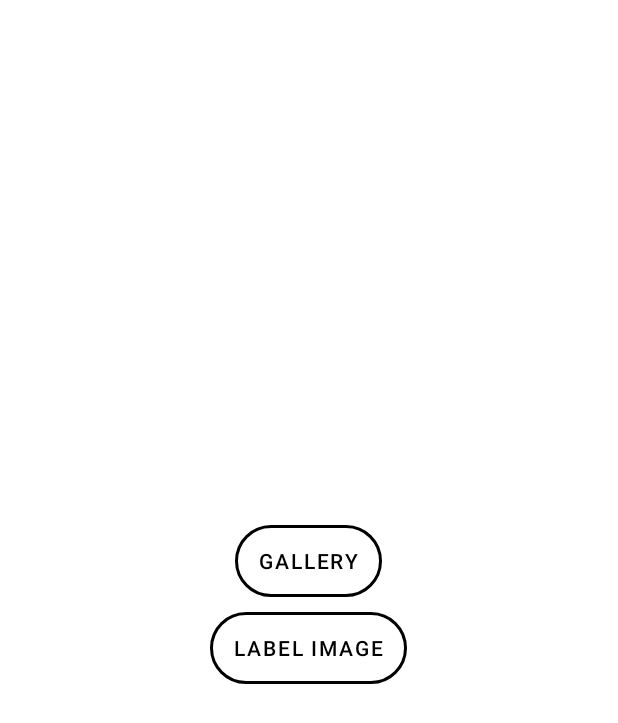
After one commit to ymp9486/hansincat, an Android app: the MainActivity2 screen opened directly, with no data from a screen before it, on a phone screen of 412 x 824 dp. The commit adds this screen. Shown: the top 723 px of the screen. Run offline under Robolectric (Android 15) with nearby library versions, the phone set to English and light mode, and no system bars; libraries missing offline, so code that uses them is left out: com.google.mlkit.common, com.google.mlkit.vision.

Commit message:
イメージ分析機能を追加

```diff
--- a/app/build.gradle
+++ b/app/build.gradle
@@ -6,6 +6,9 @@ plugins {
 
 android {
     compileSdk 32
+    aaptOptions{
+        noCompress "tflite"
+    }
 
     viewBinding {
         enabled = true
@@ -61,5 +64,7 @@ dependencies {
     implementation 'com.google.firebase:firebase-auth-ktx'
     implementation 'com.google.android.gms:play-services-auth:20.2.0'
     implementation 'de.hdodenhof:circleimageview:3.1.0'
+    implementation 'com.google.mlkit:image-labeling:17.0.3'
+    implementation 'com.google.mlkit:image-labeling-custom:16.3.1'
     implementation platform('com.google.firebase:firebase-bom:30.3.1')
 }
--- a/app/src/main/AndroidManifest.xml
+++ b/app/src/main/AndroidManifest.xml
@@ -18,6 +18,9 @@
         android:supportsRtl="true"
         android:theme="@style/Theme.Hansimcat"
         tools:targetApi="31">
+        <activity
+            android:name=".MainActivity2"
+            android:exported="false" />
         <activity
             android:name=".BoardEditActivity"
             android:exported="false" />
--- a/app/src/main/java/com/example/hansimcat/BoardEditActivity.kt
+++ b/app/src/main/java/com/example/hansimcat/BoardEditActivity.kt
@@ -1,5 +1,6 @@
 package com.example.hansimcat
 
+import android.content.Intent
 import androidx.appcompat.app.AppCompatActivity
 import android.os.Bundle
 import android.util.Log
--- a/app/src/main/java/com/example/hansimcat/BoardinsideActivity.kt
+++ b/app/src/main/java/com/example/hansimcat/BoardinsideActivity.kt
@@ -16,6 +16,7 @@ import com.google.android.gms.tasks.OnCompleteListener
 import com.google.firebase.auth.FirebaseAuth
 import com.google.firebase.database.DataSnapshot
 import com.google.firebase.database.DatabaseError
+import com.google.firebase.database.DatabaseReference
 import com.google.firebase.database.ValueEventListener
 import com.google.firebase.ktx.Firebase
 import com.google.firebase.storage.ktx.storage
--- a/app/src/main/java/com/example/hansimcat/FeedAdapter.kt
+++ b/app/src/main/java/com/example/hansimcat/FeedAdapter.kt
@@ -15,7 +15,7 @@ import com.google.firebase.ktx.Firebase
 import java.lang.StringBuilder
 
 class FeedAdapter(private val context: MainActivity, private val  dataList: ArrayList<Feed>) :
-RecyclerView.Adapter<FeedAdapter.ViewHolder>(){
+    RecyclerView.Adapter<FeedAdapter.ViewHolder>(){
 
     class ViewHolder(private val binding: ItemHomeFeedBinding) :
             RecyclerView.ViewHolder(binding.root) {
@@ -73,7 +73,6 @@ RecyclerView.Adapter<FeedAdapter.ViewHolder>(){
                             item.likeCount = item.likeCount +1
                         }
                     }
-
                     //댓글
                     binding.feedBtnComment.setOnClickListener {
                         Intent(context, CommentActivity::class.java).apply {
--- /dev/null
+++ b/app/src/main/java/com/example/hansimcat/MainActivity2.kt
@@ -0,0 +1,86 @@
+package com.example.hansimcat
+
+import android.content.Intent
+import android.graphics.BitmapFactory
+import androidx.appcompat.app.AppCompatActivity
+import android.os.Bundle
+import android.widget.Button
+import android.widget.ImageView
+import android.widget.TextView
+import com.google.mlkit.common.model.LocalModel
+import com.google.mlkit.vision.common.InputImage
+import com.google.mlkit.vision.label.ImageLabeling
+import com.google.mlkit.vision.label.custom.CustomImageLabelerOptions
+import java.io.InputStream
+
+class MainActivity2 : AppCompatActivity() {
+
+    private val FROM_ALBUM = 1
+
+    private val localModel = LocalModel.Builder()
+        .setAssetFilePath("model.tflite")
+        .build()
+
+    private val options = CustomImageLabelerOptions.Builder(localModel)
+        .setConfidenceThreshold(0.7f)
+        .setMaxResultCount(5)
+        .build()
+
+    override fun onCreate(savedInstanceState: Bundle?) {
+        super.onCreate(savedInstanceState)
+        setContentView(R.layout.activity_main2)
+//        startActivityForResult(intent, FROM_ALBUM)
+        btn2()
+    }
+
+    private fun btn2() {
+        val btn2: Button = findViewById(R.id.btnGallery)
+        btn2.setOnClickListener {
+            val intent = Intent()
+            intent.type = "image/*" // 이미지만
+            intent.action = Intent.ACTION_PICK
+            startActivityForResult(intent, FROM_ALBUM)
+        }
+    }
+
+    override fun onActivityResult(requestCode: Int, resultCode: Int, data: Intent?) {
+        super.onActivityResult(requestCode, resultCode, data)
+        val img: ImageView = findViewById(R.id.imageToLabel)
+        if (requestCode == FROM_ALBUM) {
+//        try {
+//            val batchNum = 0
+            val buf: InputStream? = data?.getData()?.let { contentResolver.openInputStream(it) }
+            val bitmap = BitmapFactory.decodeStream(buf)
+            buf?.close()
+            bitmap.apply {
+                img.setImageBitmap(this)
+            }
+            img.setImageBitmap(bitmap);
+
+            val txtOutput: TextView = findViewById(R.id.txtOutput)
+            val btn: Button = findViewById(R.id.btnTest)
+            btn.setOnClickListener {
+//            val labeler = ImageLabeling.getClient(ImageLabelerOptions.DEFAULT_OPTIONS)
+                val labeler = ImageLabeling.getClient(options)
+                val image = InputImage.fromBitmap(bitmap!!, 0)
+                var outputText = ""
+                labeler.process(image)
+                    .addOnSuccessListener { labels ->
+                        // Task completed successfully
+                        for (label in labels) {
+                            val text = label.text
+                            val confidence = label.confidence
+                            outputText += "$text : $confidence\n"
+                            //val index = label.index
+                        }
+                        txtOutput.text = outputText
+                    }
+                    .addOnFailureListener { e ->
+                        // Task failed with an exception
+                        // ...
+                    }
+            }
+        }
+        return;
+    }
+}
--- a/app/src/main/java/com/example/hansimcat/SearchActivity.kt
+++ b/app/src/main/java/com/example/hansimcat/SearchActivity.kt
@@ -53,7 +53,6 @@ class SearchActivity : AppCompatActivity() {
         val prefs = getSharedPreferences("YM", Context.MODE_PRIVATE)
         val json = prefs.getString(Key, "[]")
         val gson = Gson()
-
         return gson.fromJson(
             json,
             object : TypeToken<ArrayList<String?>>() {}.type
--- /dev/null
+++ b/app/src/main/res/layout/activity_main2.xml
@@ -0,0 +1,48 @@
+<?xml version="1.0" encoding="utf-8"?>
+<androidx.constraintlayout.widget.ConstraintLayout xmlns:android="http://schemas.android.com/apk/res/android"
+    xmlns:app="http://schemas.android.com/apk/res-auto"
+    xmlns:tools="http://schemas.android.com/tools"
+    android:layout_width="match_parent"
+    android:layout_height="match_parent"
+    tools:context=".MainActivity2">
+
+    <LinearLayout
+        android:layout_width="match_parent"
+        android:layout_height="wrap_content"
+        android:orientation="vertical"
+        app:layout_constraintStart_toStartOf="parent"
+        app:layout_constraintTop_toTopOf="parent">
+
+        <ImageView
+            android:id="@+id/imageToLabel"
+            android:layout_margin="20dp"
+            android:layout_width="match_parent"
+            android:layout_height="300dp" />
+        <Button
+            android:id="@+id/btnGallery"
+            android:layout_width="wrap_content"
+            android:layout_height="wrap_content"
+            android:text="Gallery"
+            android:layout_margin="10dp"
+            android:background="@drawable/background_radius"
+            android:layout_gravity="center"/>
+        <Button
+            android:id="@+id/btnTest"
+            android:layout_width="wrap_content"
+            android:layout_height="wrap_content"
+            android:text="Label Image"
+            android:background="@drawable/background_radius"
+            android:layout_gravity="center"/>
+
+        <TextView
+            android:id="@+id/txtOutput"
+            android:layout_width="match_parent"
+            android:layout_height="34dp"
+            android:layout_margin="20dp"
+            android:ems="10"
+            android:textSize="25dp"
+            android:gravity="center"
+            android:textStyle="bold" />
+    </LinearLayout>
+
+</androidx.constraintlayout.widget.ConstraintLayout>
```
Also changed, not shown: app/src/main/java/com/example/hansimcat/HomeFragment.kt (+16 -3 lines), app/src/main/java/com/example/hansimcat/MainActivity.kt (+5 -5 lines), app/src/main/java/com/example/hansimcat/UploadActivity.kt (+13 -1 lines), app/src/main/res/layout/activity_main.xml (+8 -8 lines), app/src/main/res/drawable-v24/ic_pic.png (added).
